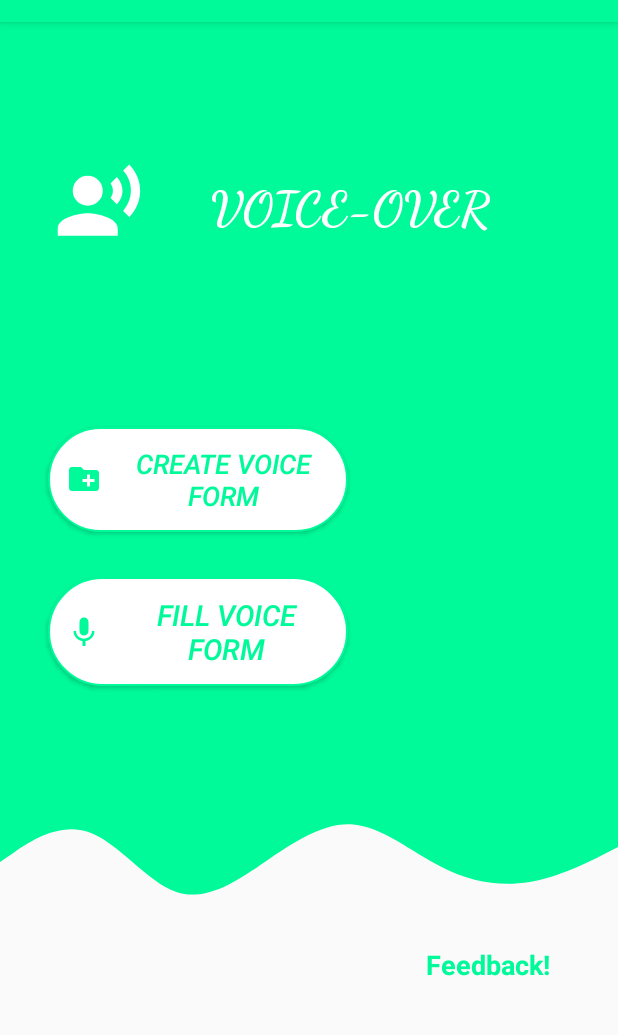
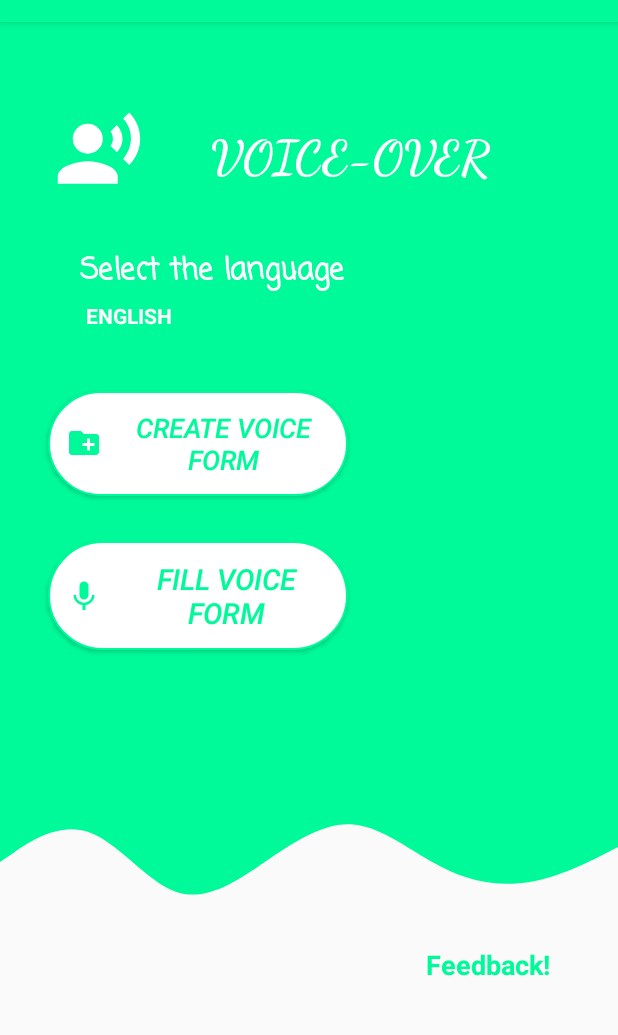
Before and after one commit to Vignesh-JP/Voice_Based_Form_Filling, an Android app: the screen it shows after launch (MainActivity), on a phone screen of 412 x 824 dp, the part 62-1097 px from its top. Run offline under Robolectric (Android 15) with nearby library versions, the phone set to English and light mode, and no system bars.

```diff
--- a/app/src/main/java/com/example/uxdesign/ExampleDialog.java
+++ b/app/src/main/java/com/example/uxdesign/ExampleDialog.java
@@ -20,7 +20,7 @@ public class ExampleDialog extends DialogFragment {
         LayoutInflater inflater = getActivity().getLayoutInflater();
         View view = inflater.inflate( R.layout.layout_dialog ,null);
 
-        builder.setView( view ).setTitle( "ADD FIELD" ).setNegativeButton( "CANCEL" , new DialogInterface.OnClickListener() {
+        builder.setView( view ).setTitle( "ADD FIELD" ).setNegativeButton( "CANCEL    " , new DialogInterface.OnClickListener() {
             @Override
             public void onClick(DialogInterface dialog , int which) {
 
--- a/app/src/main/java/com/example/uxdesign/MainActivity.java
+++ b/app/src/main/java/com/example/uxdesign/MainActivity.java
@@ -5,11 +5,17 @@ import androidx.appcompat.app.AppCompatActivity;
 import android.content.Intent;
 import android.os.Bundle;
 import android.view.View;
+import android.widget.AdapterView;
+import android.widget.ArrayAdapter;
 import android.widget.Button;
+import android.widget.Spinner;
+import android.widget.Toast;
 
-public class MainActivity extends AppCompatActivity {
+public class MainActivity extends AppCompatActivity implements AdapterView.OnItemSelectedListener {
 
     Button btncreate,btnfill;
+    Spinner spinnerlang;
+    String text;
     @Override
     protected void onCreate(Bundle savedInstanceState) {
         super.onCreate(savedInstanceState);
@@ -17,6 +23,7 @@ public class MainActivity extends AppCompatActivity {
 
         btncreate = findViewById(R.id.btncreate);
         btnfill = findViewById(R.id.btnfill);
+        spinnerlang = findViewById(R.id.spinnerlang);
 
         btncreate.setOnClickListener(new View.OnClickListener() {
             @Override
@@ -30,5 +37,21 @@ public class MainActivity extends AppCompatActivity {
                 startActivity(new Intent(MainActivity.this,FillVoiceFormActivity.class));
             }
         });
+
+        ArrayAdapter<CharSequence> arrayAdapter = ArrayAdapter.createFromResource( this,R.array.LANGUAGES,R.layout.coloured_spinner_layout);
+        arrayAdapter.setDropDownViewResource( android.R.layout.simple_spinner_dropdown_item );
+        spinnerlang.setAdapter( arrayAdapter );
+        spinnerlang.setOnItemSelectedListener( this);
+    }
+
+    @Override
+    public void onItemSelected(AdapterView<?> parent, View view, int position, long id) {
+        text = parent.getItemAtPosition( position ).toString();
+        //Toast.makeText( this , "selected "+text , Toast.LENGTH_SHORT ).show();
+    }
+
+    @Override
+    public void onNothingSelected(AdapterView<?> parent) {
+
     }
 }
--- a/app/src/main/java/com/example/uxdesign/VoiceFormFillingActivity.java
+++ b/app/src/main/java/com/example/uxdesign/VoiceFormFillingActivity.java
@@ -212,6 +212,4 @@ public class VoiceFormFillingActivity extends AppCompatActivity {
     }
 
 
-
-
 }
--- a/app/src/main/res/layout/activity_main.xml
+++ b/app/src/main/res/layout/activity_main.xml
@@ -13,7 +13,7 @@
         android:layout_height="500dp"
         android:background="@color/colorPrimary"
         app:layout_constraintEnd_toEndOf="parent"
-        app:layout_constraintHorizontal_bias="0.0"
+        app:layout_constraintHorizontal_bias="1.0"
         app:layout_constraintStart_toStartOf="parent"
         app:layout_constraintTop_toTopOf="parent" />
 
@@ -27,11 +27,28 @@
         app:layout_constraintTop_toBottomOf="@+id/topView" />
 
 
+    <TextView
+        android:id="@+id/tvlang"
+        android:layout_width="wrap_content"
+        android:layout_height="wrap_content"
+        android:layout_marginTop="35dp"
+        android:fontFamily="casual"
+        android:text="Select the language"
+        android:textColor="@color/colorAccentDark"
+        android:textSize="20dp"
+        android:textStyle="bold"
+        app:layout_constraintBottom_toTopOf="@+id/btncreate"
+        app:layout_constraintEnd_toEndOf="parent"
+        app:layout_constraintHorizontal_bias="0.225"
+        app:layout_constraintStart_toStartOf="parent"
+        app:layout_constraintTop_toBottomOf="@+id/imageView5"
+        app:layout_constraintVertical_bias="0.0" />
+
     <ImageView
         android:id="@+id/imageView5"
         android:layout_width="60dp"
         android:layout_height="60dp"
-        android:layout_marginTop="90dp"
+        android:layout_marginTop="55dp"
         android:contentDescription="@string/top_icon"
         app:layout_constraintEnd_toStartOf="@+id/topText"
         app:layout_constraintStart_toStartOf="parent"
@@ -43,22 +60,23 @@
         android:layout_width="0dp"
         android:layout_height="wrap_content"
         android:layout_marginStart="132dp"
-        android:layout_marginTop="104dp"
+        android:layout_marginTop="70dp"
         android:fontFamily="cursive"
         android:text=" VOICE-OVER"
         android:textColor="@android:color/white"
         android:textSize="32sp"
         android:textStyle="bold"
-
         app:layout_constraintStart_toStartOf="@+id/topView"
         app:layout_constraintTop_toTopOf="parent" />
+
+
 
     <Button
         android:id="@+id/btncreate"
         android:layout_width="200dp"
         android:layout_height="wrap_content"
         android:layout_marginStart="32dp"
-        android:layout_marginTop="126dp"
+        android:layout_marginTop="136dp"
         android:layout_marginEnd="32dp"
         android:background="@drawable/round_bg"
         android:drawableStart="@drawable/ic_create_new_form"
@@ -111,5 +129,17 @@
         app:layout_constraintStart_toStartOf="parent"
         app:layout_constraintTop_toBottomOf="@+id/view5" />
 
+    <Spinner
+        android:id="@+id/spinnerlang"
+        android:layout_width="297dp"
+        android:layout_height="29dp"
+        android:layout_marginTop="111dp"
+        android:outlineAmbientShadowColor="@color/colorAccentDark"
+        app:layout_constraintBottom_toTopOf="@+id/btncreate"
+        app:layout_constraintEnd_toEndOf="parent"
+        app:layout_constraintStart_toStartOf="parent"
+        app:layout_constraintTop_toTopOf="@+id/topText"
+        app:layout_constraintVertical_bias="0.0" />
+
 
 </androidx.constraintlayout.widget.ConstraintLayout>
--- /dev/null
+++ b/app/src/main/res/layout/coloured_spinner_layout.xml
@@ -0,0 +1,10 @@
+<?xml version="1.0" encoding="utf-8"?>
+<CheckedTextView xmlns:android="http://schemas.android.com/apk/res/android"
+    android:layout_width="match_parent"
+    android:layout_height="wrap_content"
+    android:text="Select the language"
+    android:textColor="@color/colorAccentDark"
+    android:textStyle="bold"
+    android:fontFamily="casual ">
+
+</CheckedTextView>
--- a/app/src/main/res/values/strings.xml
+++ b/app/src/main/res/values/strings.xml
@@ -9,4 +9,10 @@
     <string name="google_icon">google icon</string>
     <string name="facebook_icon">facebook icon</string>
     <string name="new_user_register_now">New User? Register Now</string>
+
+    <string-array name="LANGUAGES">
+        <item>ENGLISH</item>
+        <item>GERMAN</item>
+        <item>SPANISH</item>
+    </string-array>
 </resources>
```
